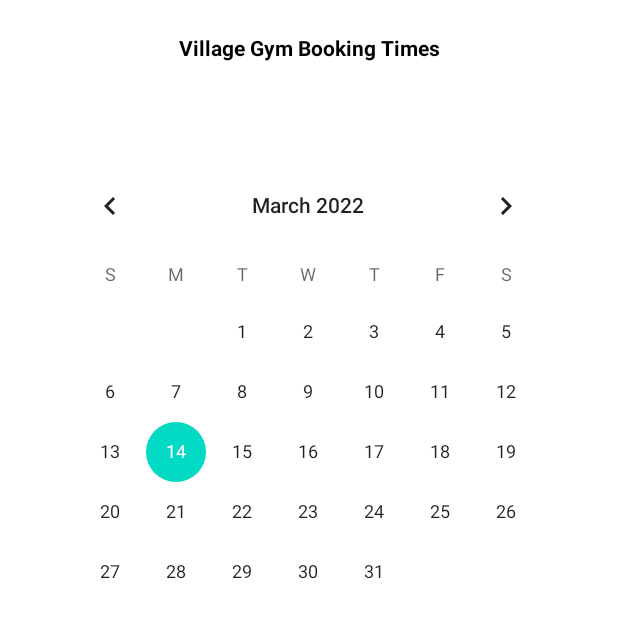
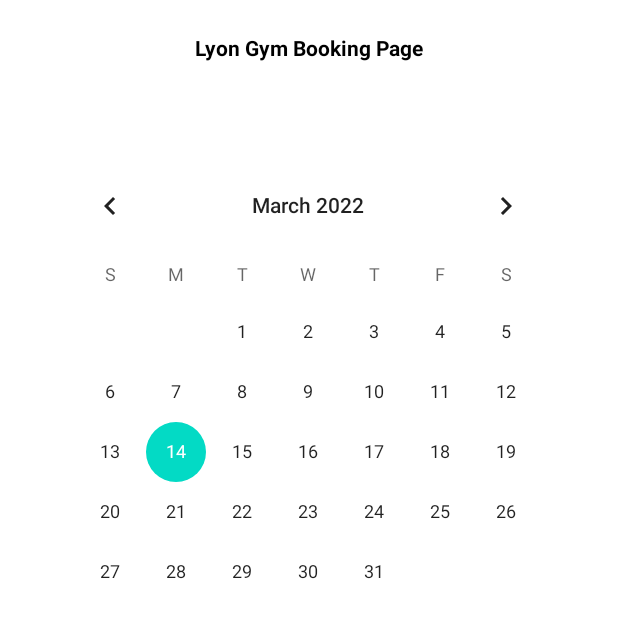
Before and after one commit to alfredmchen/Project2.3, an Android app: the BookingPage screen opened directly, with no data from a screen before it, on a phone screen of 412 x 824 dp, the top half of it. Run offline under Robolectric (Android 15) with nearby library versions, the phone set to English and light mode, and no system bars; 1 statement that could not run was skipped.

Commit message:
cleaning up booking page, renaming village booking page to booking page to implement general functionfor lyon center and village center

```diff
--- a/app/src/main/AndroidManifest.xml
+++ b/app/src/main/AndroidManifest.xml
@@ -17,7 +17,7 @@
             android:name=".RegisterActivity"
             android:exported="false" />
         <activity
-            android:name=".VillageBookingPage"
+            android:name=".BookingPage"
             android:exported="false" />
         <activity
             android:name=".MainActivity"
--- a/app/src/main/java/com/example/uscrecsport/VillageBookingPage.java
+++ b/app/src/main/java/com/example/uscrecsport/BookingPage.java
@@ -7,30 +7,36 @@ import android.content.Intent;
 import android.os.Bundle;
 import android.widget.Button;
 import android.widget.CalendarView;
+import android.widget.TextView;
 
-public class VillageBookingPage extends AppCompatActivity {
-    Button mon_10;
+public class BookingPage extends AppCompatActivity {
     CalendarView cv;
 
     @Override
     protected void onCreate(Bundle savedInstanceState) {
         super.onCreate(savedInstanceState);
+        setContentView(R.layout.activity_booking_page);
+
         String gymName = getIntent().getStringExtra("gymName");
         String username = getIntent().getStringExtra("username");
-        setContentView(R.layout.activity_village_booking_page);
+        TextView title = (TextView) findViewById(R.id.booking_page_textview);
+        if (gymName.equals("village")) {
+            title.setText("Village Gym Booking Page");
+        }else{
+            title.setText("Lyon Gym Booking Page");
+        }
+
         cv = (CalendarView) findViewById(R.id.villagecalendar);
         cv.setOnDateChangeListener(new CalendarView.OnDateChangeListener() {
             @Override
             public void onSelectedDayChange(@NonNull CalendarView calendarView, int year, int month, int date) {
-                Intent intent = new Intent(VillageBookingPage.this,AppointmentBookingPage.class);
+                Intent intent = new Intent(BookingPage.this,AppointmentBookingPage.class);
                 intent.putExtra("gymName", gymName);
                 intent.putExtra("username",username);
                 intent.putExtra("year", Integer.toString(year));
                 intent.putExtra("month", Integer.toString(month+1));
                 intent.putExtra("date", Integer.toString(date));
                 startActivity(intent);
-
-
             }
         });
 
--- a/app/src/main/java/com/example/uscrecsport/MainPage.java
+++ b/app/src/main/java/com/example/uscrecsport/MainPage.java
@@ -1,6 +1,4 @@
 package com.example.uscrecsport;
-
-import androidx.appcompat.app.AppCompatActivity;
 
 import android.app.Activity;
 import android.content.Intent;
@@ -26,8 +24,8 @@ public class MainPage extends Activity {
         lyon.setOnClickListener(new View.OnClickListener() {
             @Override
             public void onClick(View view) {
-                Intent intent = new Intent(MainPage.this, VillageBookingPage.class);
-                intent.putExtra("gymName","Lyon Center");
+                Intent intent = new Intent(MainPage.this, BookingPage.class);
+                intent.putExtra("gymName","lyon");
                 intent.putExtra("username",username);
                 startActivity(intent);
             }
@@ -36,8 +34,8 @@ public class MainPage extends Activity {
         village.setOnClickListener(new View.OnClickListener() {
             @Override
             public void onClick(View view) {
-                Intent intent = new Intent(MainPage.this,VillageBookingPage.class);
-                intent.putExtra("gymName","Village Gym");
+                Intent intent = new Intent(MainPage.this, BookingPage.class);
+                intent.putExtra("gymName","village");
                 intent.putExtra("username",username);
                 startActivity(intent);
             }
--- a/app/src/main/res/layout/activity_appointment_booking_page.xml
+++ b/app/src/main/res/layout/activity_appointment_booking_page.xml
@@ -28,8 +28,9 @@
         android:orientation="vertical"
         app:layout_constraintBottom_toBottomOf="parent"
         app:layout_constraintEnd_toEndOf="parent"
+        app:layout_constraintHorizontal_bias="1.0"
         app:layout_constraintStart_toStartOf="parent"
         app:layout_constraintTop_toBottomOf="@+id/titleTextView"
-        app:layout_constraintVertical_bias="0.955"/>
+        app:layout_constraintVertical_bias="1.0" />
 
 </androidx.constraintlayout.widget.ConstraintLayout>
--- a/app/src/main/res/layout/activity_village_booking_page.xml
+++ b/app/src/main/res/layout/activity_booking_page.xml
@@ -4,15 +4,14 @@
     xmlns:tools="http://schemas.android.com/tools"
     android:layout_width="match_parent"
     android:layout_height="match_parent"
-    tools:context=".LyonBookingPage">
+    tools:context=".BookingPage">
 
 
     <TextView
-        android:id="@+id/textView"
+        android:id="@+id/booking_page_textview"
         android:layout_width="199dp"
         android:layout_height="29dp"
         android:gravity="center"
-        android:text="Village Gym Booking Times"
         android:textColor="@color/black"
         android:textStyle="bold"
         app:layout_constraintBottom_toBottomOf="parent"
@@ -29,7 +28,7 @@
         app:layout_constraintEnd_toEndOf="parent"
         app:layout_constraintHorizontal_bias="0.491"
         app:layout_constraintStart_toStartOf="parent"
-        app:layout_constraintTop_toBottomOf="@+id/textView"
+        app:layout_constraintTop_toBottomOf="@+id/booking_page_textview"
         app:layout_constraintVertical_bias="0.129">
 
     </CalendarView>
```
Also changed, not shown: app/src/main/java/com/example/uscrecsport/AppointmentBookingPage.java (+43 -4 lines), app/src/main/java/com/example/uscrecsport/DBHelperRegister.java (+104 -14 lines), 2 other files.
